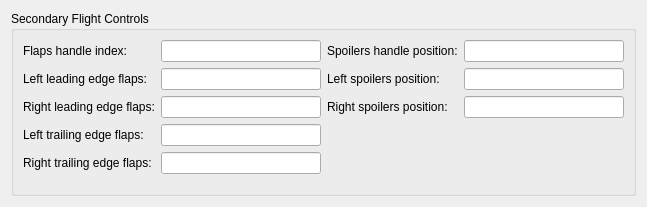
First picture: the form in src/UserInterface/src/Widget/SecondaryFlightControlWidget.ui, repository till213/SkyDolly, before the edit.
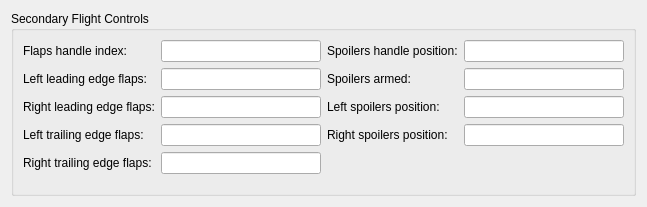
Second picture: the form after the edit.

Commit message: Apply "spoilers" heuristics

The edit to the form file:
```diff
--- a/src/UserInterface/src/Widget/SecondaryFlightControlWidget.ui
+++ b/src/UserInterface/src/Widget/SecondaryFlightControlWidget.ui
@@ -150,13 +150,33 @@
          </widget>
         </item>
         <item row="1" column="0">
+         <widget class="QLabel" name="label_46">
+          <property name="text">
+           <string>Spoilers armed:</string>
+          </property>
+         </widget>
+        </item>
+        <item row="1" column="1">
+         <widget class="QLineEdit" name="spoilersArmedLineEdit">
+          <property name="minimumSize">
+           <size>
+            <width>160</width>
+            <height>0</height>
+           </size>
+          </property>
+          <property name="readOnly">
+           <bool>true</bool>
+          </property>
+         </widget>
+        </item>
+        <item row="2" column="0">
          <widget class="QLabel" name="label_45">
           <property name="text">
            <string>Left spoilers position:</string>
           </property>
          </widget>
         </item>
-        <item row="1" column="1">
+        <item row="2" column="1">
          <widget class="QLineEdit" name="leftSpoilersPositionLineEdit">
           <property name="minimumSize">
            <size>
@@ -169,14 +189,14 @@
           </property>
          </widget>
         </item>
-        <item row="2" column="0">
+        <item row="3" column="0">
          <widget class="QLabel" name="label_44">
           <property name="text">
            <string>Right spoilers position:</string>
           </property>
          </widget>
         </item>
-        <item row="2" column="1">
+        <item row="3" column="1">
          <widget class="QLineEdit" name="rightSpoilersPositionLineEdit">
           <property name="minimumSize">
            <size>
```
The commit also changes 4 other files.
